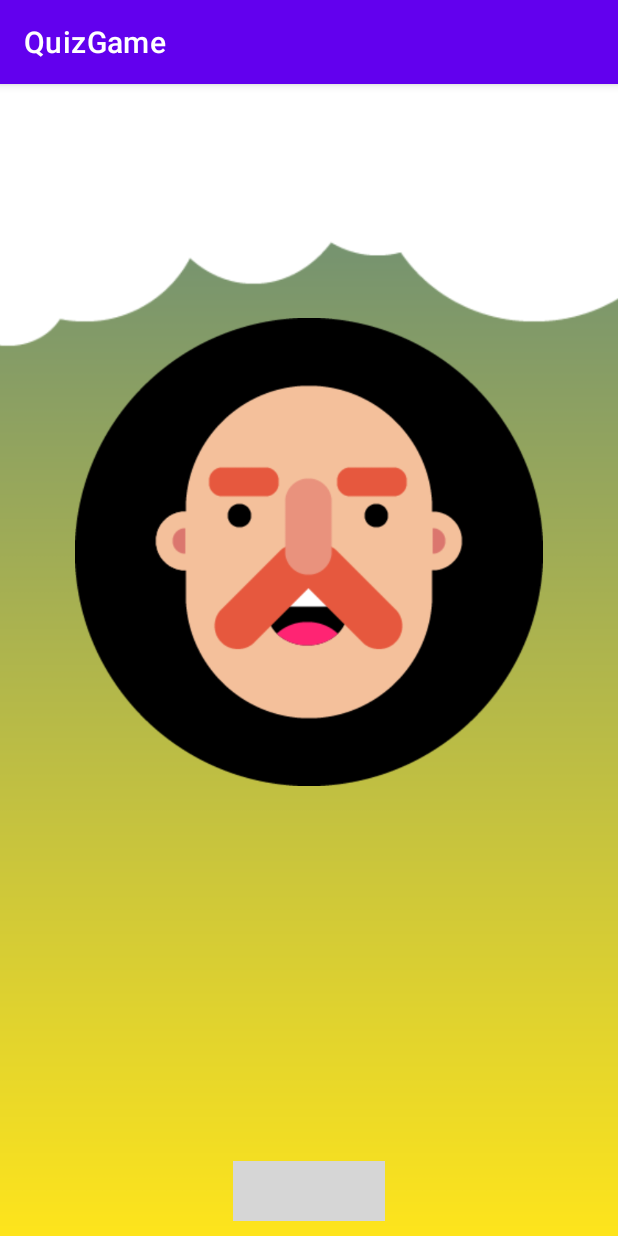
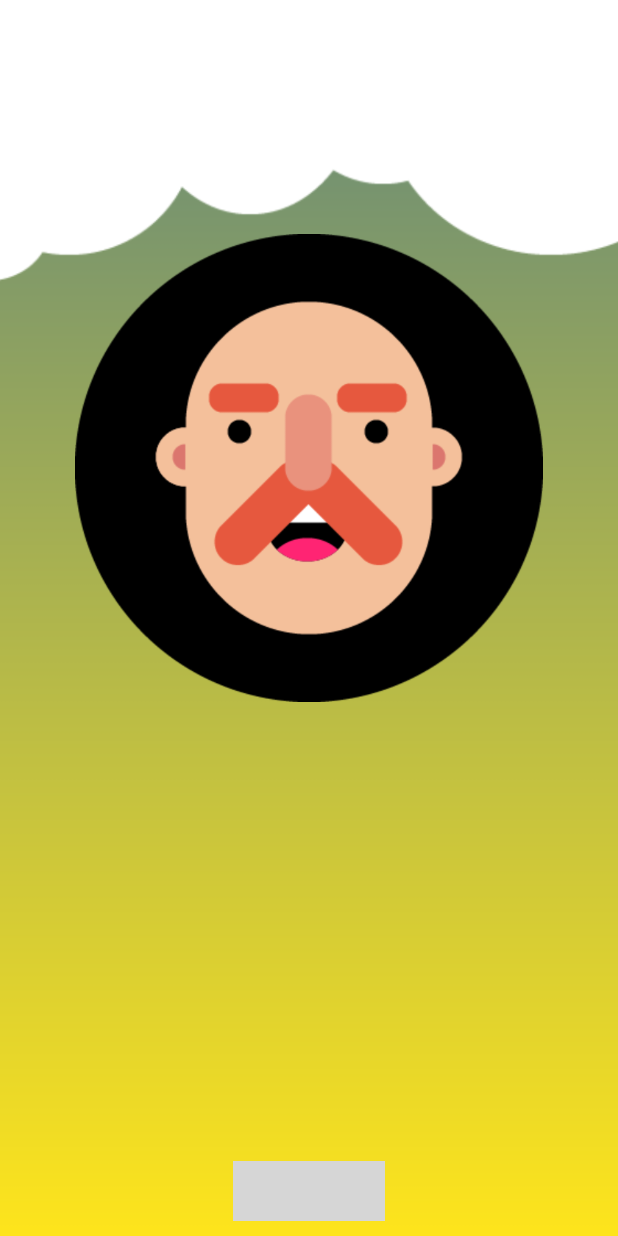
Before and after one commit to mezgoodle/QuizGame, an Android app: the screen it shows after launch (MainActivity), on a phone screen of 412 x 824 dp. Run offline under Robolectric (Android 15) with nearby library versions, the phone set to English and light mode, and no system bars; grey boxes are pictures that could not be loaded.

Commit message:
Remove title and toolbar

```diff
--- a/app/src/main/AndroidManifest.xml
+++ b/app/src/main/AndroidManifest.xml
@@ -9,7 +9,8 @@
         android:roundIcon="@mipmap/ic_launcher_round"
         android:supportsRtl="true"
         android:theme="@style/Theme.QuizGame">
-        <activity android:name=".MainActivity">
+        <activity android:name=".MainActivity"
+            android:screenOrientation="portrait">
             <intent-filter>
                 <action android:name="android.intent.action.MAIN" />
 
--- a/app/src/main/java/mezidia/mezgoodle/quizgame/MainActivity.java
+++ b/app/src/main/java/mezidia/mezgoodle/quizgame/MainActivity.java
@@ -3,6 +3,8 @@ package mezidia.mezgoodle.quizgame;
 import androidx.appcompat.app.AppCompatActivity;
 
 import android.os.Bundle;
+import android.view.Window;
+import android.view.WindowManager;
 
 public class MainActivity extends AppCompatActivity {
 
@@ -10,5 +12,8 @@ public class MainActivity extends AppCompatActivity {
     protected void onCreate(Bundle savedInstanceState) {
         super.onCreate(savedInstanceState);
         setContentView(R.layout.activity_main);
+
+        Window w = getWindow();
+        w.setFlags(WindowManager.LayoutParams.FLAG_FULLSCREEN, WindowManager.LayoutParams.FLAG_FULLSCREEN);
     }
 }
--- a/app/src/main/res/values/themes.xml
+++ b/app/src/main/res/values/themes.xml
@@ -1,6 +1,6 @@
 <resources xmlns:tools="http://schemas.android.com/tools">
     <!-- Base application theme. -->
-    <style name="Theme.QuizGame" parent="Theme.MaterialComponents.DayNight.DarkActionBar">
+    <style name="Theme.QuizGame" parent="Theme.MaterialComponents.DayNight.NoActionBar">
         <!-- Primary brand color. -->
         <item name="colorPrimary">@color/purple_500</item>
         <item name="colorPrimaryVariant">@color/purple_700</item>
```
